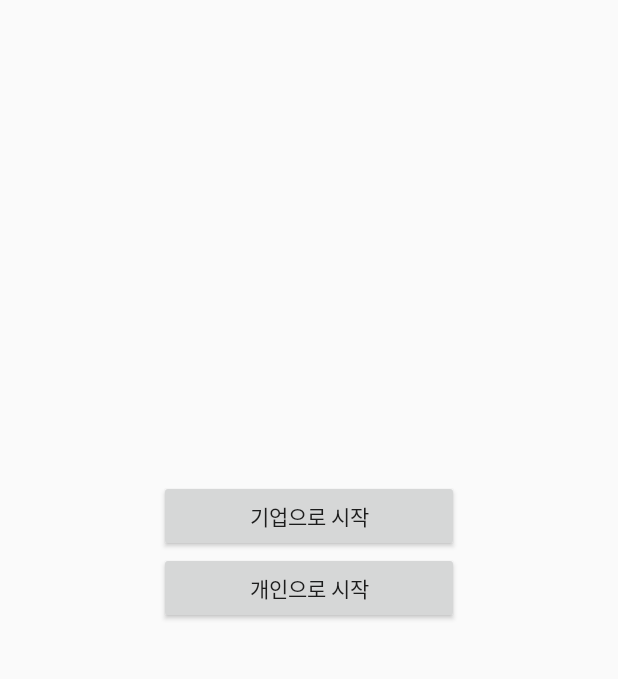
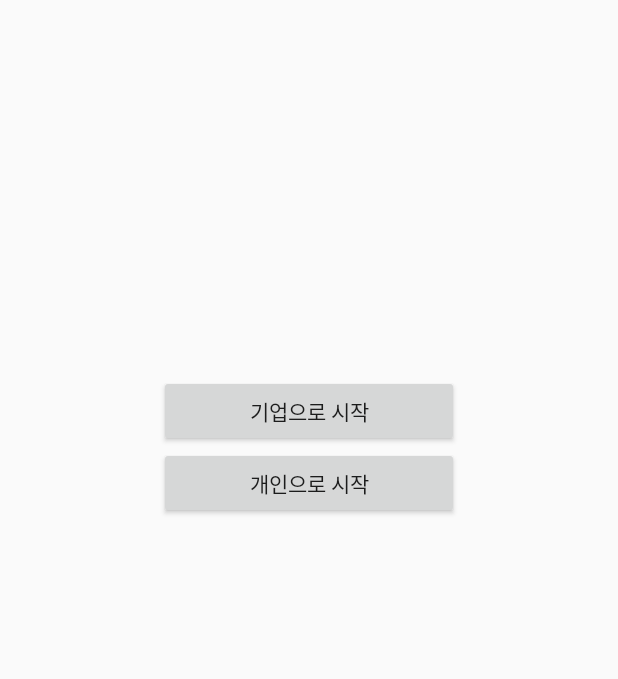
Before and after one commit to hyobins/monthly_challenge, an Android app: the layout activity_signup_type.xml on its own in the app's theme, with its tools: preview values and no code run, on a phone screen of 412 x 824 dp, the part 375-1054 px from its top. Run offline under Robolectric (Android 15) with nearby library versions, the phone set to English and light mode, and no system bars.

```diff
--- a/app/src/main/AndroidManifest.xml
+++ b/app/src/main/AndroidManifest.xml
@@ -9,8 +9,9 @@
         android:roundIcon="@mipmap/ic_launcher_round"
         android:supportsRtl="true"
         android:theme="@style/AppTheme">
-        <activity android:name="Login.LoginTypeActivity"></activity>
-        <activity android:name="Login.SignupActivity" />
+        <activity android:name="Login.BizSignupActivity"></activity>
+        <activity android:name="Login.SignupTypeActivity" />
+        <activity android:name="Login.IndivSignupActivity" />
         <activity android:name=".MainActivity" />
         <activity android:name="Login.LoginActivity" />
         <activity android:name=".SplashActivity">
--- a/app/src/main/java/Login/LoginActivity.java
+++ b/app/src/main/java/Login/LoginActivity.java
@@ -38,7 +38,7 @@ public class LoginActivity extends AppCompatActivity {
     }
 
     public void To_Signup_Page(View view){
-        Intent intent = new Intent(getApplicationContext(), SignupActivity.class);
+        Intent intent = new Intent(getApplicationContext(), SignupTypeActivity.class);
         startActivity(intent);
     }
 
--- a/app/src/main/java/com/example/monthly_challenge/SplashActivity.java
+++ b/app/src/main/java/com/example/monthly_challenge/SplashActivity.java
@@ -6,6 +6,7 @@ import android.content.Intent;
 import android.os.Bundle;
 
 import Login.LoginActivity;
+import Login.SignupTypeActivity;
 
 public class SplashActivity extends AppCompatActivity {
 
@@ -23,7 +24,7 @@ public class SplashActivity extends AppCompatActivity {
                     }
                     finish();
                     Intent intent = new Intent();
-                    intent.setClass(SplashActivity.this, Login.LoginTypeActivity.class);
+                    intent.setClass(SplashActivity.this, LoginActivity.class);
                     startActivity(intent);
                 }
             }
--- a/app/src/main/res/layout/activity_login_type.xml
+++ b/app/src/main/res/layout/activity_signup_type.xml
@@ -3,14 +3,14 @@
     <data>
         <variable
             name="activity"
-            type="Login.LoginTypeActivity"/>
+            type="Login.SignupTypeActivity"/>
     </data>
 <LinearLayout
     xmlns:tools="http://schemas.android.com/tools"
     android:layout_width="match_parent"
     android:layout_height="match_parent"
     android:orientation="vertical"
-    tools:context="Login.LoginTypeActivity">
+    tools:context="Login.SignupTypeActivity">
 
     <LinearLayout
         android:layout_width="match_parent"
@@ -28,15 +28,15 @@
             android:layout_width="match_parent"
             android:layout_height="match_parent"
             android:orientation="vertical"
-            android:paddingTop="320dp">
+            android:paddingTop="250dp">
             <Button
-                android:onClick="@{activity::Buisness_Login}"
+                android:onClick="@{activity::Business_SignUp}"
                 android:text="기업으로 시작"
                 android:layout_width="200dp"
                 android:layout_height="wrap_content"
                 android:layout_gravity="center"/>
             <Button
-                android:onClick="@{activity::Individual_Login}"
+                android:onClick="@{activity::Individual_SignUp}"
                 android:text="개인으로 시작"
                 android:layout_width="200dp"
                 android:layout_height="wrap_content"
```
Also changed, not shown: app/src/main/java/Login/BizSignupActivity.java (added, +16 -0 lines), app/src/main/java/Login/IndivSignupActivity.java (renamed from app/src/main/java/Login/SignupActivity.java, +7 -11 lines), app/src/main/java/Login/LoginTypeActivity.java (deleted, +0 -37 lines), app/src/main/java/Login/SignupTypeActivity.java (added, +36 -0 lines), app/src/main/res/layout/activity_biz_signup.xml (added, +13 -0 lines), app/src/main/res/layout/activity_indiv_signup.xml (renamed from app/src/main/res/layout/activity_signup.xml, +2 -2 lines).
